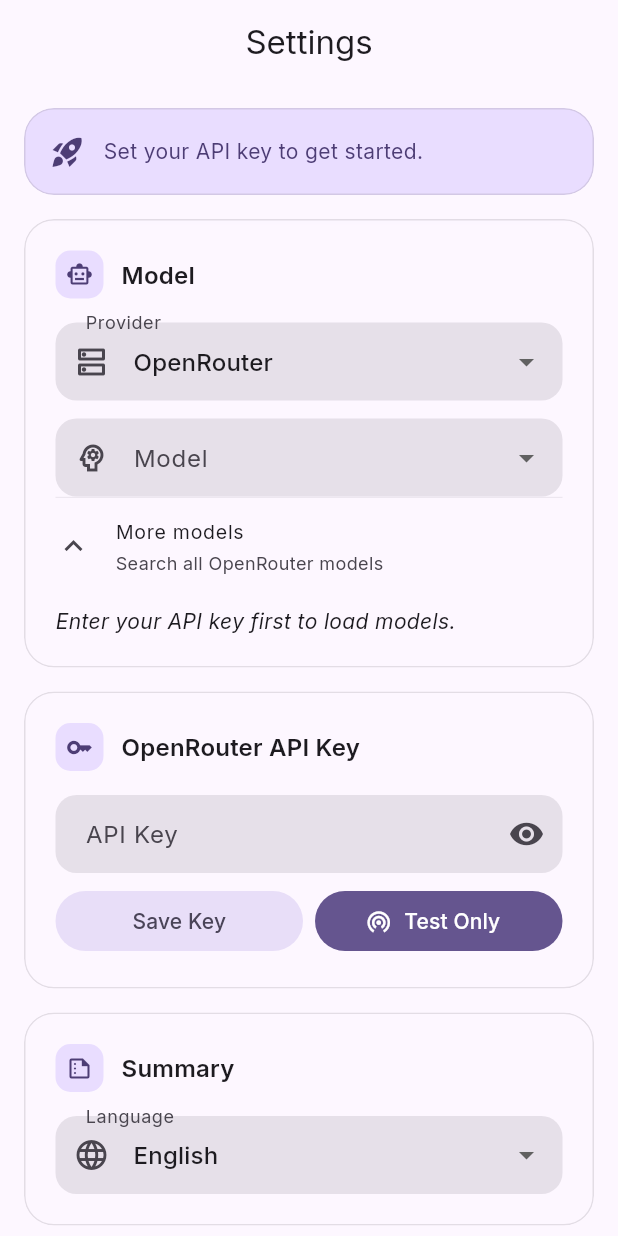
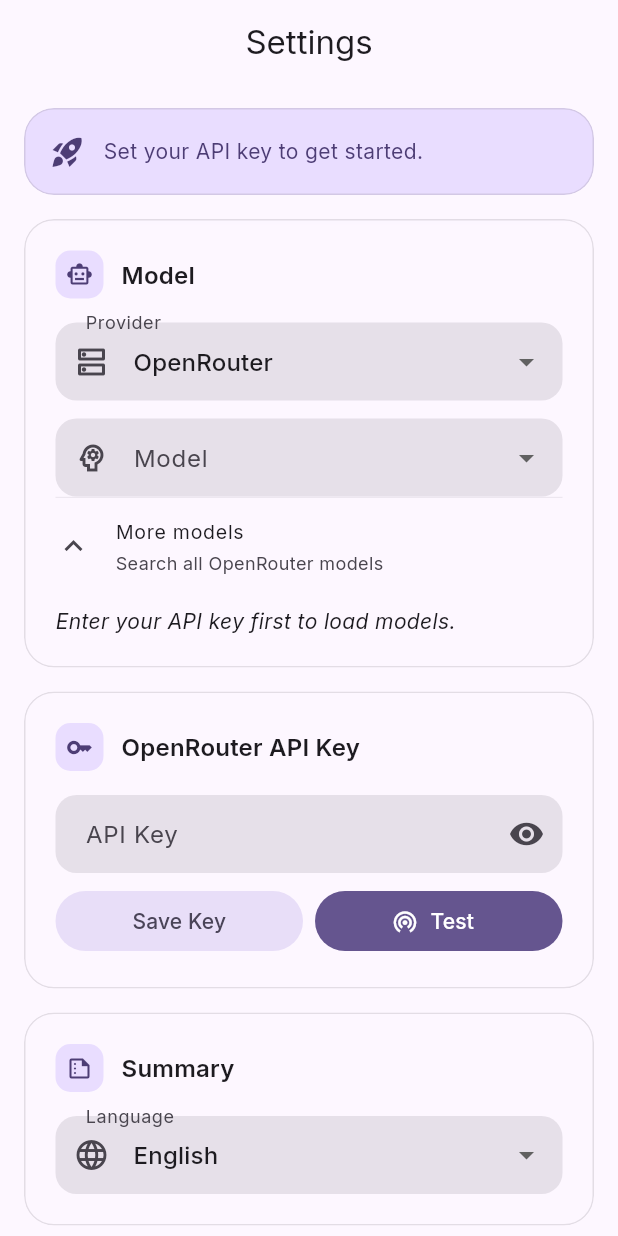
Before and after one commit to pashol/summsumm, a Flutter app: the screen it shows after launch, after a tap on "More models", on a phone screen of 412 x 824 dp. Run offline on Flutter 3.47's test engine with Material 3 defaults, Android fonts, the phone set to English and light mode, and no system bars; our stand-ins replace flutter_markdown, flutter_riverpod, flutter_secure_storage, flutter_tts, google_fonts, riverpod_annotation and 1 more; generated files the repository leaves out were written again.

Commit message:
feat: rename 'Test Only' button to 'Test'

```diff
--- a/lib/screens/settings_screen.dart
+++ b/lib/screens/settings_screen.dart
@@ -300,7 +300,7 @@
                               ),
                             )
                           : const Icon(Icons.wifi_tethering),
-                      label: const Text('Test Only'),
+                      label: const Text('Test'),
                     ),
                   ),
                 ],
```
